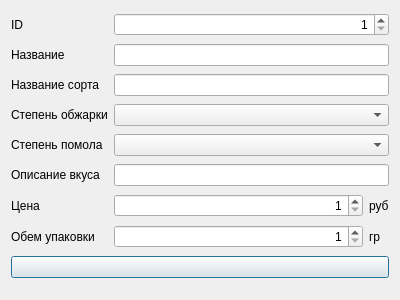
Old version of the form UI/addEditCoffeeForm.ui in the repository TheMerret/Coffee.
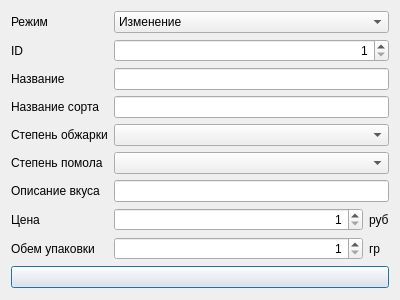
New version of the form.

Commit message: More clear add/edit interface. Add/edit on table item double click

What changed in the file:
```diff
--- a/UI/addEditCoffeeForm.ui
+++ b/UI/addEditCoffeeForm.ui
@@ -14,42 +14,69 @@
    <string>Добавить/Измениь</string>
   </property>
   <layout class="QGridLayout" name="gridLayout">
-   <item row="1" column="1" colspan="2">
-    <widget class="QLineEdit" name="lineEditName"/>
-   </item>
-   <item row="2" column="1" colspan="2">
-    <widget class="QLineEdit" name="lineEditVarietyName"/>
-   </item>
    <item row="0" column="1" colspan="2">
-    <widget class="QSpinBox" name="spinBoxID">
-     <property name="alignment">
-      <set>Qt::AlignRight|Qt::AlignTrailing|Qt::AlignVCenter</set>
-     </property>
-     <property name="minimum">
-      <number>1</number>
-     </property>
-     <property name="maximum">
-      <number>2147483647</number>
-     </property>
+    <widget class="QComboBox" name="comboBoxMode">
+     <item>
+      <property name="text">
+       <string>Изменение</string>
+      </property>
+     </item>
+     <item>
+      <property name="text">
+       <string>Добавление</string>
+      </property>
+     </item>
     </widget>
    </item>
    <item row="3" column="1" colspan="2">
-    <widget class="QComboBox" name="comboBoxRoastLevel"/>
+    <widget class="QLineEdit" name="lineEditVarietyName"/>
    </item>
-   <item row="4" column="1" colspan="2">
+   <item row="5" column="1" colspan="2">
     <widget class="QComboBox" name="comboBoxGrindLevel"/>
    </item>
-   <item row="10" column="0" colspan="3">
+   <item row="2" column="1" colspan="2">
+    <widget class="QLineEdit" name="lineEditName"/>
+   </item>
+   <item row="1" column="1" colspan="2">
+    <widget class="QSpinBox" name="spinBoxID">
+     <property name="alignment">
+      <set>Qt::AlignRight|Qt::AlignTrailing|Qt::AlignVCenter</set>
+     </property>
+     <property name="minimum">
+      <number>1</number>
+     </property>
+     <property name="maximum">
+      <number>2147483647</number>
+     </property>
+    </widget>
+   </item>
+   <item row="4" column="1" colspan="2">
+    <widget class="QComboBox" name="comboBoxRoastLevel"/>
+   </item>
+   <item row="8" column="2">
+    <widget class="QLabel" name="labelPriceUnit">
+     <property name="sizePolicy">
+      <sizepolicy hsizetype="Fixed" vsizetype="Preferred">
+       <horstretch>0</horstretch>
+       <verstretch>0</verstretch>
+      </sizepolicy>
+     </property>
+     <property name="text">
+      <string>руб</string>
+     </property>
+    </widget>
+   </item>
+   <item row="11" column="0" colspan="3">
     <widget class="QPushButton" name="btnAddEdit">
      <property name="text">
       <string/>
      </property>
     </widget>
    </item>
-   <item row="5" column="1" colspan="2">
+   <item row="6" column="1" colspan="2">
     <widget class="QLineEdit" name="lineEditTasteDescription"/>
    </item>
-   <item row="7" column="0">
+   <item row="8" column="0">
     <widget class="QLabel" name="labelPrice">
      <property name="sizePolicy">
       <sizepolicy hsizetype="Fixed" vsizetype="Preferred">
@@ -62,20 +89,7 @@
      </property>
     </widget>
    </item>
-   <item row="7" column="2">
-    <widget class="QLabel" name="labelPriceUnit">
-     <property name="sizePolicy">
-      <sizepolicy hsizetype="Fixed" vsizetype="Preferred">
-       <horstretch>0</horstretch>
-       <verstretch>0</verstretch>
-      </sizepolicy>
-     </property>
-     <property name="text">
-      <string>руб</string>
-     </property>
-    </widget>
-   </item>
-   <item row="7" column="1">
+   <item row="8" column="1">
     <widget class="QSpinBox" name="spinBoxPrice">
      <property name="alignment">
       <set>Qt::AlignRight|Qt::AlignTrailing|Qt::AlignVCenter</set>
@@ -88,7 +102,20 @@
      </property>
     </widget>
    </item>
-   <item row="1" column="0">
+   <item row="3" column="0">
+    <widget class="QLabel" name="labelVarietyName">
+     <property name="sizePolicy">
+      <sizepolicy hsizetype="Fixed" vsizetype="Preferred">
+       <horstretch>0</horstretch>
+       <verstretch>0</verstretch>
+      </sizepolicy>
+     </property>
+     <property name="text">
+      <string>Название сорта</string>
+     </property>
+    </widget>
+   </item>
+   <item row="2" column="0">
     <widget class="QLabel" name="labelName">
      <property name="sizePolicy">
       <sizepolicy hsizetype="Fixed" vsizetype="Preferred">
@@ -101,7 +128,7 @@
      </property>
     </widget>
    </item>
-   <item row="3" column="0">
+   <item row="4" column="0">
     <widget class="QLabel" name="labelRoastLevel">
      <property name="sizePolicy">
       <sizepolicy hsizetype="Fixed" vsizetype="Preferred">
@@ -114,7 +141,7 @@
      </property>
     </widget>
    </item>
-   <item row="0" column="0">
+   <item row="1" column="0">
     <widget class="QLabel" name="labelID">
      <property name="sizePolicy">
       <sizepolicy hsizetype="Fixed" vsizetype="Preferred">
@@ -127,7 +154,7 @@
      </property>
     </widget>
    </item>
-   <item row="4" column="0">
+   <item row="5" column="0">
     <widget class="QLabel" name="labelGrindLevel">
      <property name="sizePolicy">
       <sizepolicy hsizetype="Fixed" vsizetype="Preferred">
@@ -140,33 +167,14 @@
      </property>
     </widget>
    </item>
-   <item row="2" column="0">
-    <widget class="QLabel" name="labelVarietyName">
-     <property name="sizePolicy">
-      <sizepolicy hsizetype="Fixed" vsizetype="Preferred">
-       <horstretch>0</horstretch>
-       <verstretch>0</verstretch>
-      </sizepolicy>
-     </property>
+   <item row="10" column="2">
+    <widget class="QLabel" name="labelPackingVolumeUnit">
      <property name="text">
-      <string>Название сорта</string>
+      <string>гр</string>
      </property>
     </widget>
    </item>
-   <item row="5" column="0">
-    <widget class="QLabel" name="label_6">
-     <property name="sizePolicy">
-      <sizepolicy hsizetype="Fixed" vsizetype="Preferred">
-       <horstretch>0</horstretch>
-       <verstretch>0</verstretch>
-      </sizepolicy>
-     </property>
-     <property name="text">
-      <string>Описание вкуса</string>
-     </property>
-    </widget>
-   </item>
-   <item row="9" column="0">
+   <item row="10" column="0">
     <widget class="QLabel" name="labelPackingVolume">
      <property name="sizePolicy">
       <sizepolicy hsizetype="Fixed" vsizetype="Preferred">
@@ -179,7 +187,20 @@
      </property>
     </widget>
    </item>
-   <item row="9" column="1">
+   <item row="6" column="0">
+    <widget class="QLabel" name="labelTasteDescription">
+     <property name="sizePolicy">
+      <sizepolicy hsizetype="Fixed" vsizetype="Preferred">
+       <horstretch>0</horstretch>
+       <verstretch>0</verstretch>
+      </sizepolicy>
+     </property>
+     <property name="text">
+      <string>Описание вкуса</string>
+     </property>
+    </widget>
+   </item>
+   <item row="10" column="1">
     <widget class="QSpinBox" name="spinBoxPackingVolume">
      <property name="alignment">
       <set>Qt::AlignRight|Qt::AlignTrailing|Qt::AlignVCenter</set>
@@ -192,10 +213,10 @@
      </property>
     </widget>
    </item>
-   <item row="9" column="2">
-    <widget class="QLabel" name="label">
+   <item row="0" column="0">
+    <widget class="QLabel" name="labelMode">
      <property name="text">
-      <string>гр</string>
+      <string>Режим</string>
      </property>
     </widget>
    </item>
```
The commit also changes 4 other files.
